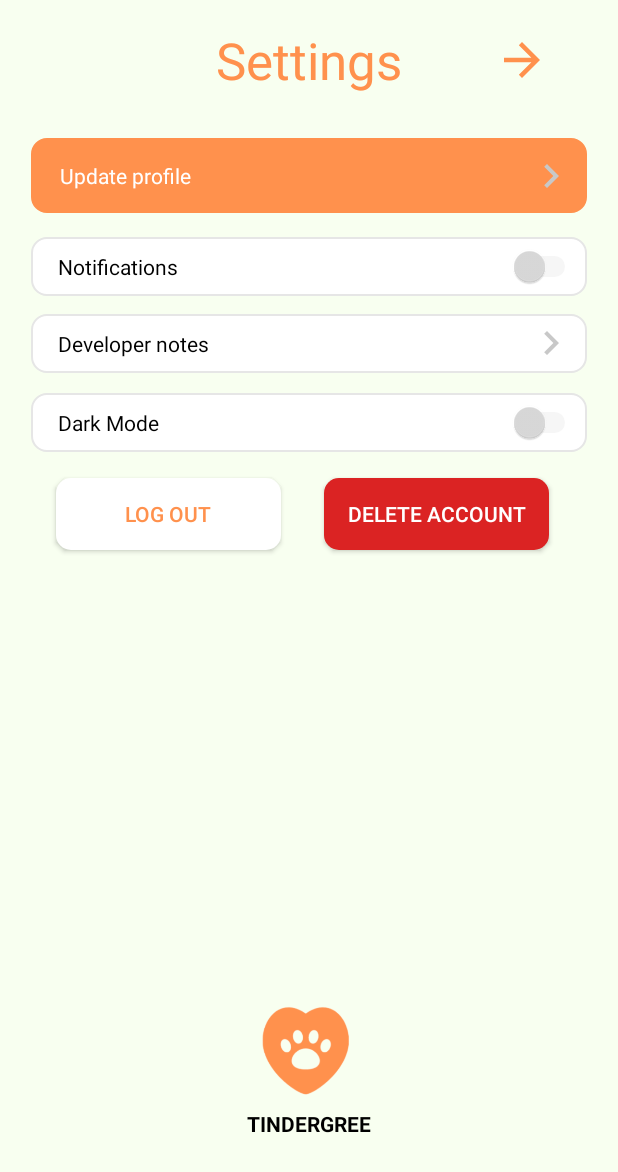
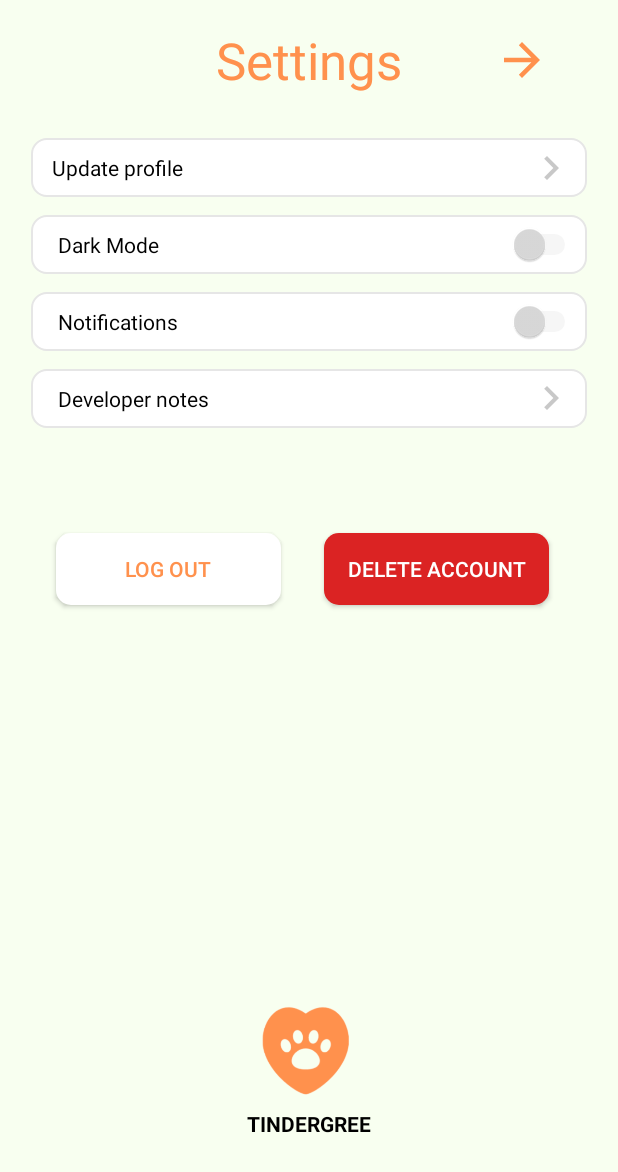
Before and after one commit to Kashkanov/MOBDEVES11G32, an Android app: the SettingsActivity screen opened directly, with no data from a screen before it, on a phone screen of 412 x 824 dp. Shown: the top 1172 px of the screen. Run offline under Robolectric (Android 15) with nearby library versions, the phone set to English and light mode, and no system bars; our stand-ins replace Firebase (no records; nobody signed in at launch, a user with empty details on screens opened directly); 1 statement that could not run was skipped.

Commit message:
updated settings activity

```diff
--- a/app/src/main/res/layout/activity_settings.xml
+++ b/app/src/main/res/layout/activity_settings.xml
@@ -56,13 +56,13 @@
         android:id="@+id/cl_settings_child_notification"
         android:layout_width="0dp"
         android:layout_height="wrap_content"
-        android:layout_marginTop="16dp"
+        android:layout_marginTop="12dp"
         android:background="@drawable/layout_border"
         android:padding="0dp"
         app:layout_constraintEnd_toStartOf="@+id/gl_settings_right"
         app:layout_constraintHorizontal_bias="0.0"
         app:layout_constraintStart_toStartOf="@+id/gl_settings_left"
-        app:layout_constraintTop_toBottomOf="@+id/cl_settings_profile_activity">
+        app:layout_constraintTop_toBottomOf="@+id/cl_settings_child_dark">
 
         <Switch
             android:id="@+id/switch_notifications"
@@ -96,7 +96,7 @@
         android:id="@+id/cl_settings_child_dark"
         android:layout_width="0dp"
         android:layout_height="wrap_content"
-        android:layout_marginTop="120dp"
+        android:layout_marginTop="12dp"
         android:background="@drawable/layout_border"
         android:padding="0dp"
         app:layout_constraintEnd_toStartOf="@+id/gl_settings_right"
@@ -213,7 +213,7 @@
         android:layout_width="0dp"
         android:layout_height="wrap_content"
         android:layout_marginTop="12dp"
-        android:background="@drawable/layout_border_orange"
+        android:background="@drawable/layout_border"
         app:layout_constraintEnd_toStartOf="@+id/gl_settings_right"
         app:layout_constraintStart_toStartOf="@+id/gl_settings_left"
         app:layout_constraintTop_toBottomOf="@+id/cl_settings_header">
@@ -234,9 +234,9 @@
             android:layout_width="wrap_content"
             android:layout_height="wrap_content"
             android:layout_marginStart="4dp"
-            android:padding="15dp"
+            android:padding="10dp"
             android:text="Update profile"
-            android:textColor="@color/white"
+            android:textColor="?attr/text_color"
             app:layout_constraintBottom_toBottomOf="parent"
             app:layout_constraintStart_toStartOf="parent"
             app:layout_constraintTop_toTopOf="parent"
```
